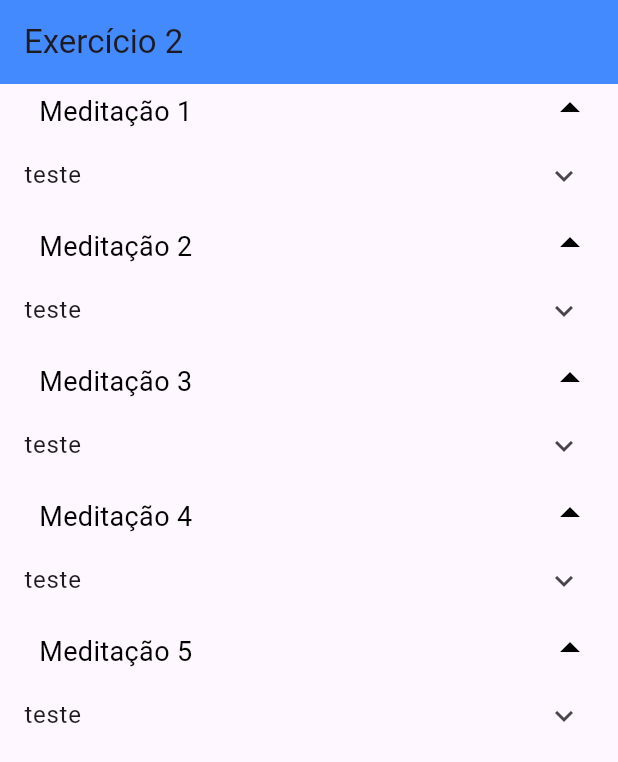
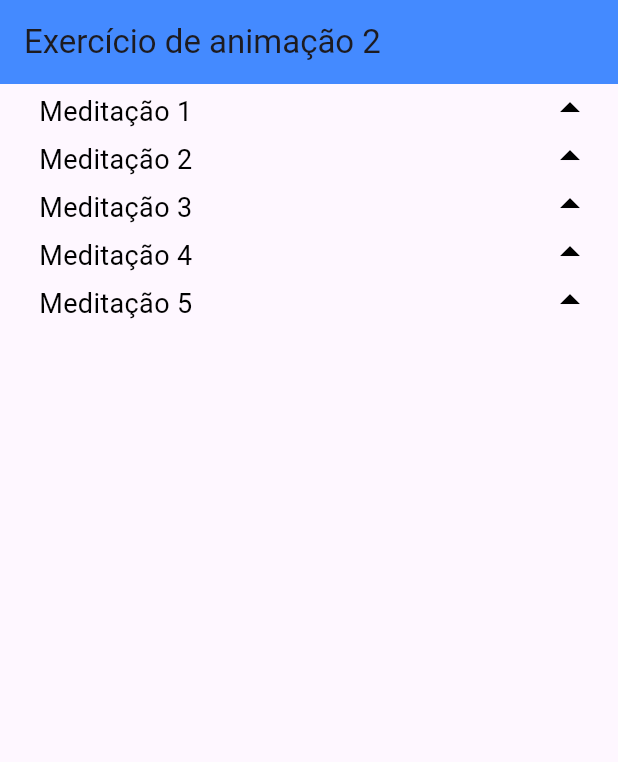
Before and after one commit to itajacybsd/animacao2, a Flutter app: the screen it shows after launch, on a phone screen of 412 x 824 dp. Shown: the top 762 px of the screen. Run offline on Flutter 3.47's test engine with Material 3 defaults, Android fonts, the phone set to English and light mode, and no system bars.

Commit message:
exercicio feito e funcionando

```diff
--- a/lib/expanded_card.dart
+++ b/lib/expanded_card.dart
@@ -58,7 +58,6 @@ class _ExpandedCardState extends State<ExpandedCard> {
             ),
           ),
         ),
-        ExpansionTile(title: Text('teste')),
         ClipRect(
           child: AnimatedAlign(
             alignment: Alignment.center,
--- a/lib/home_page.dart
+++ b/lib/home_page.dart
@@ -9,7 +9,7 @@ class HomePage extends StatefulWidget {
 }
 
 class _HomePageState extends State<HomePage> {
-  bool _isOpen = false;
+  // bool _isOpen = false;
   double turns = 0;
 
 
--- a/lib/my_animation2.dart
+++ b/lib/my_animation2.dart
@@ -12,7 +12,7 @@ class MyAnimation2 extends StatelessWidget {
       theme: ThemeData(useMaterial3: true),
       home: Scaffold(
         appBar: AppBar(
-          title: const Text('Exercício 2'),
+          title: const Text('Exercício de animação 2'),
           backgroundColor: Colors.blueAccent,
         ),
         body: const HomePage(),
```
Also changed, not shown: pubspec.lock.
